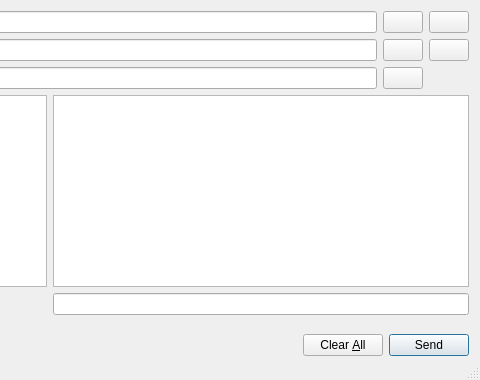
This is src/qt/messagedialog/messagedialog.ui in atcsecure/BitSwiftv2-img as Qt 5 draws it before an edit; both pictures show x 220 to 700 and y 0 to 380 of the 700 by 380 pixel window. The edited form follows.
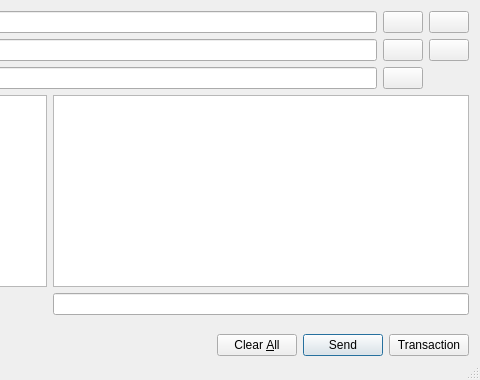
This is the edited form. Icons and pictures are not drawn. Custom widgets are drawn as their Qt base class.

```diff
--- a/src/qt/messagedialog/messagedialog.ui
+++ b/src/qt/messagedialog/messagedialog.ui
@@ -259,6 +259,13 @@
        </property>
       </widget>
      </item>
+     <item>
+      <widget class="QPushButton" name="transactionButton">
+       <property name="text">
+        <string>Transaction</string>
+       </property>
+      </widget>
+     </item>
     </layout>
    </item>
   </layout>
```
